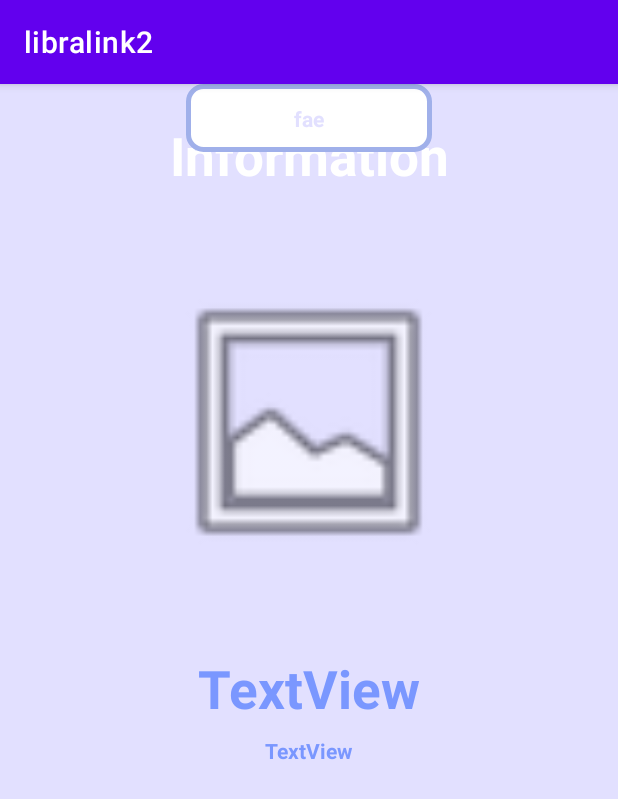
After one commit to najibhosam/LibraLink2, an Android app: the BookActivity screen opened directly, with no data from a screen before it, on a phone screen of 412 x 824 dp. The commit adds this screen. Shown: the top 799 px of the screen. Run offline under Robolectric (Android 15) with nearby library versions, the phone set to English and light mode, and no system bars.

Commit message:
BookLayout

```diff
--- a/app/src/main/AndroidManifest.xml
+++ b/app/src/main/AndroidManifest.xml
@@ -11,6 +11,9 @@
         android:supportsRtl="true"
         android:theme="@style/Theme.LibraLink2"
         tools:targetApi="31">
+        <activity
+            android:name=".BookActivity"
+            android:exported="false" />
         <activity
             android:name=".MyBookActivity"
             android:exported="false" />
--- a/app/src/main/java/com/example/libralink2/AddBookToListActivity.kt
+++ b/app/src/main/java/com/example/libralink2/AddBookToListActivity.kt
@@ -54,7 +54,7 @@ class AddBookToListActivity : AppCompatActivity() {
         val page = binding.etPages.text.toString()
         if (nameofauthor.isNotEmpty() && nameofbook.isNotEmpty()){
             val book = Book(
-                null, nameofbook,nameofauthor,null, category , page
+                null, nameofbook,nameofauthor,null,null,category , page
             )
             GlobalScope.launch(Dispatchers.IO){
                 bookDb.booksDao().insert(book)
--- a/app/src/main/java/com/example/libralink2/AddListActivity.kt
+++ b/app/src/main/java/com/example/libralink2/AddListActivity.kt
@@ -40,12 +40,13 @@ class AddListActivity : AppCompatActivity() {
     private fun intList() {
 
         val nameoflist = binding.etNameOfList.text.toString()
-        if (nameoflist.isNotEmpty()){
+        if (nameoflist.isNotEmpty()) {
             val list = Listen(
                 null, nameoflist,
             )
-            GlobalScope.launch(Dispatchers.IO){
-                listDb.ListenDao().insertListen(list)
+            GlobalScope.launch(Dispatchers.IO) {
+                ListDataBase.getDatabase(applicationContext).ListenDao().insertListen(list)
+              //  listDb.ListenDao().insertListen(list)
             }
             binding.etNameOfList.text.clear()
             Toast.makeText(this, "Successfully added", Toast.LENGTH_SHORT).show()
--- /dev/null
+++ b/app/src/main/java/com/example/libralink2/BookActivity.kt
@@ -0,0 +1,11 @@
+package com.example.libralink2
+
+import androidx.appcompat.app.AppCompatActivity
+import android.os.Bundle
+
+class BookActivity : AppCompatActivity() {
+    override fun onCreate(savedInstanceState: Bundle?) {
+        super.onCreate(savedInstanceState)
+        setContentView(R.layout.activity_book)
+    }
+}
--- a/app/src/main/java/com/example/libralink2/database/Books.kt
+++ b/app/src/main/java/com/example/libralink2/database/Books.kt
@@ -10,6 +10,7 @@ data class Book(
     @ColumnInfo(name = "book_name") val BookName: String?,
     @ColumnInfo(name = "author_name") val AuthorName: String?,
     @ColumnInfo(name = "price") val Price: Int?,
+    @ColumnInfo(name = "Photo") val Photo: Int?,
     @ColumnInfo(name = "category") val category: String?,
     @ColumnInfo(name = "Pages") val pages: String?
 )
--- a/app/src/main/java/com/example/libralink2/database/Listen.kt
+++ b/app/src/main/java/com/example/libralink2/database/Listen.kt
@@ -8,5 +8,5 @@ import androidx.room.PrimaryKey
 data class Listen(
     @PrimaryKey(autoGenerate = true)val id:Int?,
     @ColumnInfo(name = "list_name") val listName :String?,
- //   @ColumnInfo(name = "Book") val book: Book? Frage
+  //  @ColumnInfo(name = "Book") val book: Int?
 )
--- /dev/null
+++ b/app/src/main/res/layout/activity_book.xml
@@ -0,0 +1,85 @@
+<?xml version="1.0" encoding="utf-8"?>
+<androidx.constraintlayout.widget.ConstraintLayout xmlns:android="http://schemas.android.com/apk/res/android"
+    xmlns:app="http://schemas.android.com/apk/res-auto"
+    xmlns:tools="http://schemas.android.com/tools"
+    android:layout_width="match_parent"
+    android:layout_height="match_parent"
+    android:background="@color/blue"
+    tools:context=".BookActivity">
+
+
+    <TextView
+        android:id="@+id/textView7"
+        android:layout_width="wrap_content"
+        android:layout_height="wrap_content"
+        android:layout_marginTop="24dp"
+        android:text="Information"
+        android:textColor="@color/white"
+        android:textSize="35sp"
+        android:textStyle="bold"
+        app:layout_constraintEnd_toEndOf="parent"
+        app:layout_constraintHorizontal_bias="0.5"
+        app:layout_constraintStart_toStartOf="parent"
+        app:layout_constraintTop_toTopOf="parent" />
+
+    <ImageView
+        android:id="@+id/imageView9"
+        android:layout_width="198dp"
+        android:layout_height="260dp"
+        android:layout_marginTop="24dp"
+        app:layout_constraintEnd_toEndOf="parent"
+        app:layout_constraintHorizontal_bias="0.497"
+        app:layout_constraintStart_toStartOf="parent"
+        app:layout_constraintTop_toBottomOf="@+id/textView7"
+        app:srcCompat="@android:drawable/ic_menu_gallery" />
+
+    <TextView
+        android:id="@+id/tvBookName"
+        android:layout_width="wrap_content"
+        android:layout_height="wrap_content"
+        android:layout_marginTop="24dp"
+        android:text="TextView"
+        android:textColor="#7A97FF"
+        android:textSize="35sp"
+        android:textStyle="bold"
+        app:layout_constraintEnd_toEndOf="parent"
+        app:layout_constraintHorizontal_bias="0.5"
+        app:layout_constraintStart_toStartOf="parent"
+        app:layout_constraintTop_toBottomOf="@+id/imageView9" />
+
+    <TextView
+        android:id="@+id/tvAuthorName"
+        android:layout_width="wrap_content"
+        android:layout_height="wrap_content"
+        android:layout_marginTop="8dp"
+        android:text="TextView"
+        android:textColor="#7A97FF"
+        android:textStyle="bold"
+        app:layout_constraintEnd_toEndOf="parent"
+        app:layout_constraintHorizontal_bias="0.5"
+        app:layout_constraintStart_toStartOf="parent"
+        app:layout_constraintTop_toBottomOf="@+id/tvBookName" />
+
+    <ImageButton
+        android:id="@+id/imageButton2"
+        android:layout_width="164dp"
+        android:layout_height="45dp"
+        android:background="@drawable/shape_edittext00"
+        app:layout_constraintEnd_toEndOf="parent"
+        app:layout_constraintHorizontal_bias="0.5"
+        app:layout_constraintStart_toStartOf="parent"
+        tools:layout_editor_absoluteY="656dp" />
+
+    <TextView
+        android:id="@+id/textView10"
+        android:layout_width="wrap_content"
+        android:layout_height="wrap_content"
+        android:text="fae"
+        android:textColor="@color/blue"
+        android:textStyle="bold"
+        app:layout_constraintBottom_toBottomOf="@+id/imageButton2"
+        app:layout_constraintEnd_toEndOf="@+id/imageButton2"
+        app:layout_constraintStart_toStartOf="@+id/imageButton2"
+        app:layout_constraintTop_toTopOf="@+id/imageButton2" />
+
+</androidx.constraintlayout.widget.ConstraintLayout>
--- a/app/src/main/res/layout/activity_my_book.xml
+++ b/app/src/main/res/layout/activity_my_book.xml
@@ -21,10 +21,9 @@
             android:layout_height="199dp"
             app:layout_constraintBottom_toBottomOf="parent"
             app:layout_constraintEnd_toEndOf="parent"
-            app:layout_constraintHorizontal_bias="0.017"
             app:layout_constraintStart_toStartOf="parent"
             app:layout_constraintTop_toTopOf="parent"
-            app:layout_constraintVertical_bias="0.0"
+            app:layout_constraintVertical_bias="1.0"
             app:srcCompat="@drawable/shap_rectangle" />
     </androidx.constraintlayout.widget.ConstraintLayout>
 
--- a/app/src/main/res/layout/fragment_options.xml
+++ b/app/src/main/res/layout/fragment_options.xml
@@ -24,7 +24,7 @@
 
     <Button
         android:id="@+id/btnMyBooks"
-        android:layout_width="354dp"
+        android:layout_width="349dp"
         android:layout_height="62dp"
         android:layout_marginStart="32dp"
         android:layout_marginTop="32dp"
```
